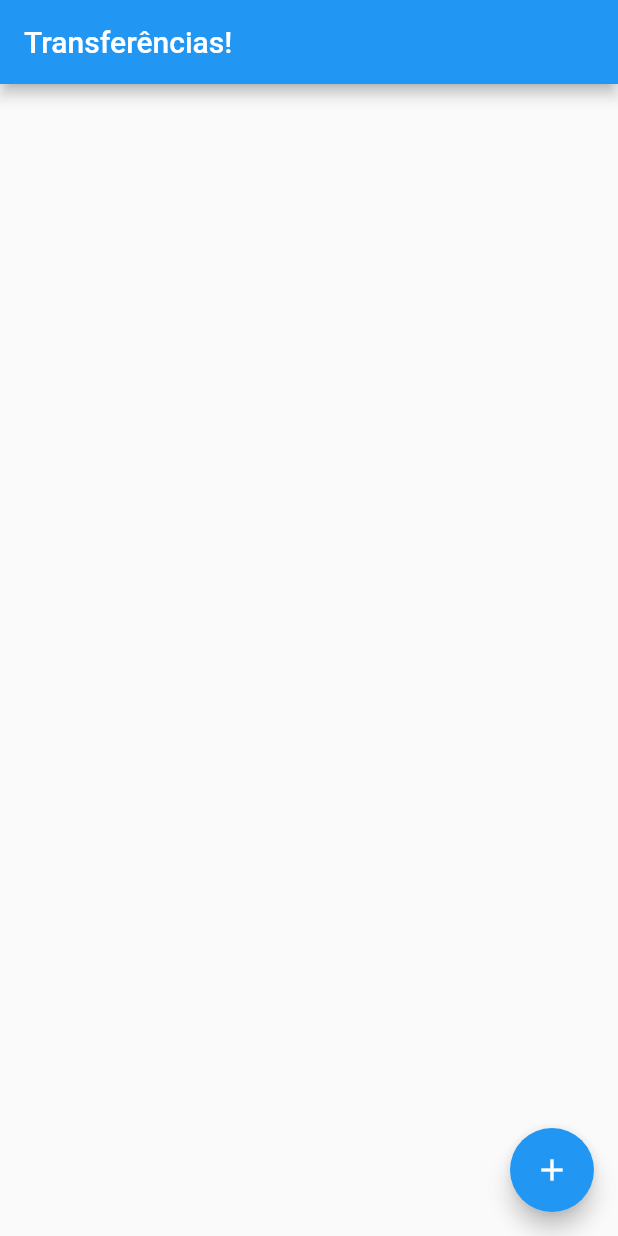
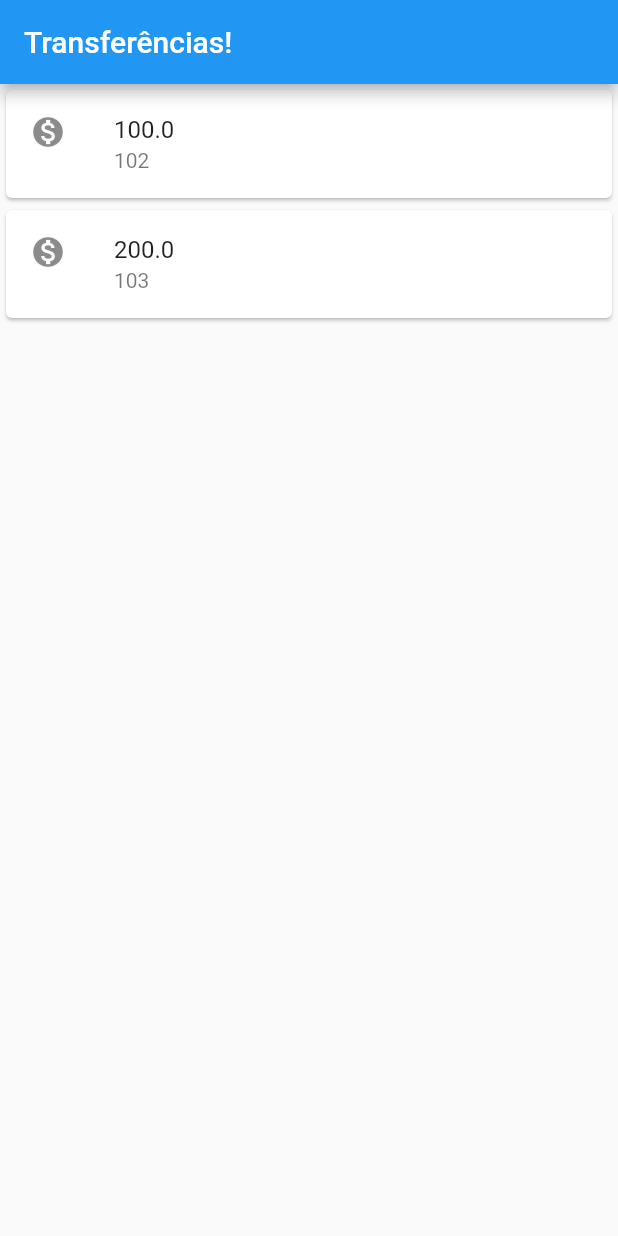
Before and after one commit to GMChristo/bytebank_Flutter, a Flutter app: the screen it shows after launch, on a phone screen of 412 x 824 dp. Run offline on Flutter 3.47's test engine with Material 2 defaults, Android fonts, the phone set to English and light mode, and no system bars.

Commit message:
Aula 2 - Implementando layout com widget

```diff
--- a/lib/main.dart
+++ b/lib/main.dart
@@ -1,19 +1,62 @@
 import 'package:flutter/material.dart';
 
-//https://api.flutter.dev/flutter/material/material-library.html - pagina do flutter com os widgets
+//https://api.flutter.dev/flutter/material/material-library.html - pagina do flutter com os widgets;
 
 void main() => runApp(
       MaterialApp(
         home: Scaffold(
           //aplica o widget de Scaffold, um layout;
+          body: ListaTransferencias(),
           appBar: AppBar(
             //adiciona um widget de AppBar ao layout ja existente;
             title: Text(
-                'Transferências!'), //define o texto que eh mostrado na Appbar
+                'Transferências!'), //define o texto que eh mostrado na Appbar;
           ),
-          floatingActionButton: FloatingActionButton( //adiciona um botao flutuante
-            child: Icon(Icons.add), //define o estilo do botao, importando os estilos de Icon, e selecionando a qual usar em Icons.add
-          ),
+          /*floatingActionButton: FloatingActionButton( //adiciona um botao flutuante;
+            child: Icon(Icons.add), //child serve para colocar um widget dentro de outro widget;
+            //Icons - cria um botao, importando os estilos de Icon, e selecionando qual estilo usar em Icons.add;
+          ),*/
         ),
       ), //implementa o uso do Material Design e informa para o MaterialApp que a pagina inicial eh a home;
     );
+
+
+class ListaTransferencias extends StatelessWidget {//StatelessWidget nao tem a capacidade de alterar o conteudo diferente do StatefulWidget que consegue alterar o conteudo;
+
+  @override
+  Widget build(BuildContext context) {
+    return Column(
+            children: <Widget>[ //para adicionar deixei o cursor no card e apertei alt+enter, selecionei wrap with column que ele adicionou o codigo de column;
+              ItemTransferencia(Transferencia(100.0, 0102)),
+              ItemTransferencia(Transferencia(200.0, 0103)),
+            ],
+          );
+  }
+}
+
+
+class ItemTransferencia extends StatelessWidget{
+
+  final Transferencia _transferencia; // o '_' indica que eh um atributo privado
+
+  ItemTransferencia(this._transferencia);
+
+  @override
+  Widget build(BuildContext context) {
+    return Card(
+                child: ListTile(
+                  leading: Icon(Icons.monetization_on),
+                  title: Text(_transferencia.valor.toString()),
+                  subtitle: Text(_transferencia.numeroConta.toString()),
+                )
+              );
+  }
+
+}
+
+class Transferencia {
+  final double valor;
+  final int numeroConta;
+
+  Transferencia(this.valor, this.numeroConta);
+}
```
